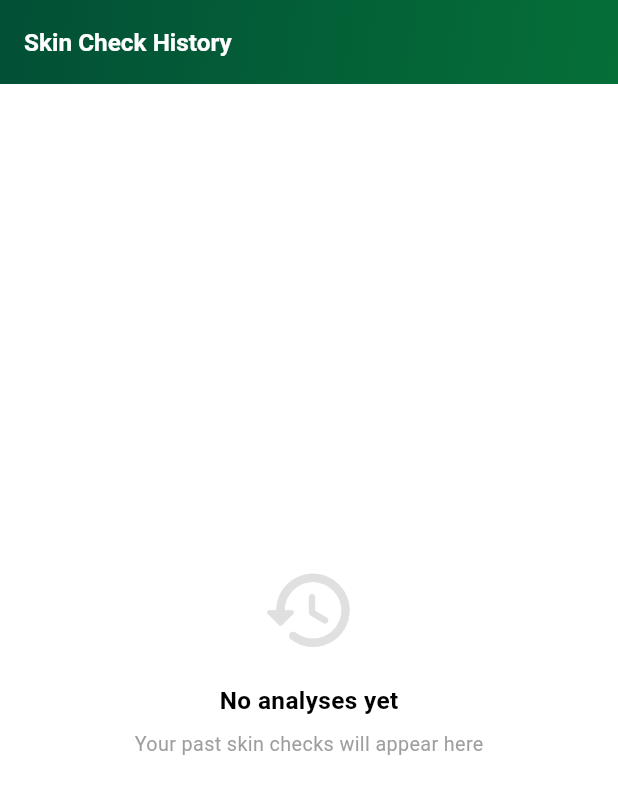
After one commit to Noctambulist007/Sheba_AI, a Flutter app: the screen it shows after launch, item 4 of the bottom bar chosen, after a tap on the "history" icon, on a phone screen of 412 x 824 dp. The commit adds this screen. Shown: the top 794 px of the screen. Run offline on Flutter 3.47's test engine with Material 3 defaults, Android fonts, the phone set to English and light mode, and no system bars; our stand-ins replace carousel_slider, dio, flutter_animate, flutter_form_builder, flutter_local_notifications, flutter_onboarding_slider and 18 more; missing offline and left inert: platform_info, simple_ripple_animation; accounts and stored records are empty; network calls fail; Roboto replaces fonts that are missing (SF Pro); project files that could hold a hidden picture were left out.

Commit message:
Skin Test History

```diff
--- a/lib/data/datasource/local/database_helper.dart
+++ b/lib/data/datasource/local/database_helper.dart
@@ -1,6 +1,7 @@
 import 'package:sqflite/sqflite.dart';
 import 'package:path/path.dart';
 import 'package:sheba_ai/data/model/reminder_model.dart';
+import 'package:sheba_ai/data/model/skin_analysis_record.dart';
 
 class DatabaseHelper {
   static final DatabaseHelper _instance = DatabaseHelper._internal();
@@ -20,8 +21,9 @@ class DatabaseHelper {
     String path = join(await getDatabasesPath(), 'reminders.db');
     return await openDatabase(
       path,
-      version: 1,
+      version: 2,
       onCreate: _onCreate,
+      onUpgrade: _onUpgrade,
     );
   }
 
@@ -37,6 +39,33 @@ class DatabaseHelper {
         isEnabled INTEGER
       )
     ''');
+    await db.execute('''
+      CREATE TABLE skin_analysis_history(
+        id TEXT PRIMARY KEY,
+        imagePath TEXT,
+        analysis TEXT NOT NULL,
+        confidence TEXT,
+        summary TEXT,
+        severity TEXT,
+        analyzedAt TEXT NOT NULL
+      )
+    ''');
+  }
+
+  Future<void> _onUpgrade(Database db, int oldVersion, int newVersion) async {
+    if (oldVersion < 2) {
+      await db.execute('''
+        CREATE TABLE skin_analysis_history(
+          id TEXT PRIMARY KEY,
+          imagePath TEXT,
+          analysis TEXT NOT NULL,
+          confidence TEXT,
+          summary TEXT,
+          severity TEXT,
+          analyzedAt TEXT NOT NULL
+        )
+      ''');
+    }
   }
 
   Future<int> insertReminder(ReminderModel reminder) async {
@@ -74,4 +103,31 @@ class DatabaseHelper {
       whereArgs: [id],
     );
   }
+
+  Future<int> insertSkinAnalysisRecord(SkinAnalysisRecord record) async {
+    Database db = await database;
+    return await db.insert(
+      'skin_analysis_history',
+      record.toMap(),
+      conflictAlgorithm: ConflictAlgorithm.replace,
+    );
+  }
+
+  Future<List<SkinAnalysisRecord>> getSkinAnalysisHistory() async {
+    Database db = await database;
+    final List<Map<String, dynamic>> maps = await db.query(
+      'skin_analysis_history',
+      orderBy: 'analyzedAt DESC',
+    );
+    return maps.map((m) => SkinAnalysisRecord.fromMap(m)).toList();
+  }
+
+  Future<int> deleteSkinAnalysisRecord(String id) async {
+    Database db = await database;
+    return await db.delete(
+      'skin_analysis_history',
+      where: 'id = ?',
+      whereArgs: [id],
+    );
+  }
 }
--- /dev/null
+++ b/lib/data/model/skin_analysis_record.dart
@@ -0,0 +1,55 @@
+import 'package:sheba_ai/domain/model/skin_analysis/skin_analysis_result.dart';
+
+class SkinAnalysisRecord {
+  final String id;
+  final String? imagePath;
+  final String analysis;
+  final String? confidence;
+  final String? summary;
+  final String? severity;
+  final DateTime analyzedAt;
+
+  SkinAnalysisRecord({
+    required this.id,
+    this.imagePath,
+    required this.analysis,
+    this.confidence,
+    this.summary,
+    this.severity,
+    required this.analyzedAt,
+  });
+
+  Map<String, dynamic> toMap() {
+    return {
+      'id': id,
+      'imagePath': imagePath,
+      'analysis': analysis,
+      'confidence': confidence,
+      'summary': summary,
+      'severity': severity,
+      'analyzedAt': analyzedAt.toIso8601String(),
+    };
+  }
+
+  factory SkinAnalysisRecord.fromMap(Map<String, dynamic> map) {
+    return SkinAnalysisRecord(
+      id: map['id'],
+      imagePath: map['imagePath'],
+      analysis: map['analysis'],
+      confidence: map['confidence'],
+      summary: map['summary'],
+      severity: map['severity'],
+      analyzedAt: DateTime.parse(map['analyzedAt']),
+    );
+  }
+
+  SkinAnalysisResult toResult() {
+    return SkinAnalysisResult(
+      analysis: analysis,
+      confidence: confidence,
+      summary: summary,
+      severity: severity,
+      analyzedAt: analyzedAt,
+    );
+  }
+}
--- /dev/null
+++ b/lib/presentation/screen/skin_analysis/history/notifier/provider.dart
@@ -0,0 +1,9 @@
+import 'package:flutter_riverpod/flutter_riverpod.dart';
+import 'package:sheba_ai/data/datasource/local/database_helper.dart';
+import 'package:sheba_ai/presentation/screen/skin_analysis/history/notifier/skin_analysis_history_notifier.dart';
+import 'package:sheba_ai/presentation/screen/skin_analysis/history/state/skin_analysis_history_ui_state.dart';
+
+final skinAnalysisHistoryNotifierProvider = StateNotifierProvider<
+    SkinAnalysisHistoryNotifier, SkinAnalysisHistoryUiState>(
+  (ref) => SkinAnalysisHistoryNotifier(DatabaseHelper()),
+);
--- /dev/null
+++ b/lib/presentation/screen/skin_analysis/history/notifier/skin_analysis_history_notifier.dart
@@ -0,0 +1,26 @@
+import 'package:flutter_riverpod/flutter_riverpod.dart';
+import 'package:sheba_ai/data/datasource/local/database_helper.dart';
+import 'package:sheba_ai/presentation/screen/skin_analysis/history/state/skin_analysis_history_ui_state.dart';
+
+class SkinAnalysisHistoryNotifier
+    extends StateNotifier<SkinAnalysisHistoryUiState> {
+  final DatabaseHelper _dbHelper;
+
+  SkinAnalysisHistoryNotifier(this._dbHelper)
+      : super(const SkinAnalysisHistoryInitial());
+
+  Future<void> loadHistory() async {
+    state = const SkinAnalysisHistoryLoading();
+    try {
+      final records = await _dbHelper.getSkinAnalysisHistory();
+      state = SkinAnalysisHistoryLoaded(records: records);
+    } catch (e) {
+      state = SkinAnalysisHistoryError(e.toString());
+    }
+  }
+
+  Future<void> deleteRecord(String id) async {
+    await _dbHelper.deleteSkinAnalysisRecord(id);
+    await loadHistory();
+  }
+}
--- /dev/null
+++ b/lib/presentation/screen/skin_analysis/history/skin_analysis_history_screen.dart
@@ -0,0 +1,137 @@
+import 'package:flutter/material.dart';
+import 'package:flutter_riverpod/flutter_riverpod.dart';
+import 'package:flutter_screenutil/flutter_screenutil.dart';
+import 'package:sheba_ai/data/model/skin_analysis_record.dart';
+import 'package:sheba_ai/presentation/screen/skin_analysis/history/notifier/provider.dart';
+import 'package:sheba_ai/presentation/screen/skin_analysis/history/state/skin_analysis_history_ui_state.dart';
+import 'package:sheba_ai/presentation/screen/skin_analysis/history/widget/skin_analysis_history_item.dart';
+import 'package:sheba_ai/presentation/theme/color.dart';
+import 'package:sheba_ai/presentation/util/routes.dart';
+import 'package:sheba_ai/presentation/widget/custom_gradient_app_bar.dart';
+
+class SkinAnalysisHistoryScreen extends ConsumerStatefulWidget {
+  const SkinAnalysisHistoryScreen({super.key});
+
+  @override
+  ConsumerState<SkinAnalysisHistoryScreen> createState() =>
+      _SkinAnalysisHistoryScreenState();
+}
+
+class _SkinAnalysisHistoryScreenState
+    extends ConsumerState<SkinAnalysisHistoryScreen> {
+  @override
+  void initState() {
+    super.initState();
+    Future.microtask(
+      () => ref.read(skinAnalysisHistoryNotifierProvider.notifier).loadHistory(),
+    );
+  }
+
+  void _onDelete(String id) async {
+    final confirmed = await showDialog<bool>(
+      context: context,
+      builder: (context) => AlertDialog(
+        title: const Text('Delete Record'),
+        content: const Text('Remove this skin analysis from history?'),
+        actions: [
+          TextButton(
+            onPressed: () => Navigator.pop(context, false),
+            child: const Text('Cancel'),
+          ),
+          TextButton(
+            onPressed: () => Navigator.pop(context, true),
+            child: Text('Delete', style: TextStyle(color: AppColors.error)),
+          ),
+        ],
+      ),
+    );
+    if (confirmed == true) {
+      ref
+          .read(skinAnalysisHistoryNotifierProvider.notifier)
+          .deleteRecord(id);
+    }
+  }
+
+  void _onTap(SkinAnalysisRecord record) {
+    Navigator.pushNamed(
+      context,
+      Routes.skinAnalysisHistoryDetail,
+      arguments: record,
+    );
+  }
+
+  @override
+  Widget build(BuildContext context) {
+    final state = ref.watch(skinAnalysisHistoryNotifierProvider);
+
+    return Scaffold(
+      backgroundColor: AppColors.background,
+      appBar: const CustomGradientAppBar(title: 'Skin Check History'),
+      body: switch (state) {
+        SkinAnalysisHistoryLoading() => const Center(
+            child: CircularProgressIndicator(),
+          ),
+        SkinAnalysisHistoryError(:final message) => Center(
+            child: Padding(
+              padding: EdgeInsets.all(24.w),
+              child: Text(
+                message,
+                textAlign: TextAlign.center,
+                style: TextStyle(color: AppColors.error),
+              ),
+            ),
+          ),
+        SkinAnalysisHistoryLoaded(:final records) when records.isEmpty =>
+          _EmptyHistory(),
+        SkinAnalysisHistoryLoaded(:final records) => ListView.builder(
+            padding: EdgeInsets.symmetric(vertical: 12.h),
+            itemCount: records.length,
+            itemBuilder: (context, index) {
+              final record = records[index];
+              return SkinAnalysisHistoryItem(
+                record: record,
+                onTap: () => _onTap(record),
+                onDelete: () => _onDelete(record.id),
+              );
+            },
+          ),
+        _ => const SizedBox.shrink(),
+      },
+    );
+  }
+}
+
+class _EmptyHistory extends StatelessWidget {
+  @override
+  Widget build(BuildContext context) {
+    return Center(
+      child: Column(
+        mainAxisAlignment: MainAxisAlignment.center,
+        children: [
+          Icon(
+            Icons.history_rounded,
+            size: 64.sp,
+            color: AppColors.gray300,
+          ),
+          SizedBox(height: 16.h),
+          Text(
+            'No analyses yet',
+            style: TextStyle(
+              fontSize: 16.sp,
+              fontWeight: FontWeight.w600,
+              color: AppColors.grayscaleTextTitle,
+            ),
+          ),
+          SizedBox(height: 8.h),
+          Text(
+            'Your past skin checks will appear here',
+            style: TextStyle(
+              fontSize: 13.sp,
+              color: AppColors.gray500,
+            ),
+          ),
+        ],
+      ),
+    );
+  }
+}
--- /dev/null
+++ b/lib/presentation/screen/skin_analysis/history/state/skin_analysis_history_ui_state.dart
@@ -0,0 +1,23 @@
+import 'package:sheba_ai/data/model/skin_analysis_record.dart';
+
+sealed class SkinAnalysisHistoryUiState {
+  const SkinAnalysisHistoryUiState();
+}
+
+class SkinAnalysisHistoryInitial extends SkinAnalysisHistoryUiState {
+  const SkinAnalysisHistoryInitial();
+}
+
+class SkinAnalysisHistoryLoading extends SkinAnalysisHistoryUiState {
+  const SkinAnalysisHistoryLoading();
+}
+
+class SkinAnalysisHistoryLoaded extends SkinAnalysisHistoryUiState {
+  final List<SkinAnalysisRecord> records;
+  const SkinAnalysisHistoryLoaded({required this.records});
+}
+
+class SkinAnalysisHistoryError extends SkinAnalysisHistoryUiState {
+  final String message;
+  const SkinAnalysisHistoryError(this.message);
+}
--- a/lib/presentation/screen/skin_analysis/skin_analysis_screen.dart
+++ b/lib/presentation/screen/skin_analysis/skin_analysis_screen.dart
@@ -11,6 +11,7 @@ import 'package:sheba_ai/presentation/screen/skin_analysis/widget/image_preview_
 import 'package:sheba_ai/presentation/screen/skin_analysis/widget/image_source_dialog.dart';
 import 'package:sheba_ai/presentation/screen/skin_analysis/widget/upload_prompt_section.dart';
 import 'package:sheba_ai/presentation/theme/color.dart';
+import 'package:sheba_ai/presentation/util/routes.dart';
 import 'package:sheba_ai/presentation/util/toast_helper.dart';
 import 'package:sheba_ai/presentation/widget/custom_gradient_app_bar.dart';
 
@@ -66,7 +67,17 @@ class _SkinAnalysisScreenState extends ConsumerState<SkinAnalysisScreen> {
 
     return Scaffold(
       backgroundColor: AppColors.background,
-      appBar: const CustomGradientAppBar(title: 'Skin Check'),
+      appBar: CustomGradientAppBar(
+        title: 'Skin Check',
+        customActions: [
+          IconButton(
+            icon: const Icon(Icons.history_rounded, color: Colors.white),
+            tooltip: 'History',
+            onPressed: () =>
+                Navigator.pushNamed(context, Routes.skinAnalysisHistory),
+          ),
+        ],
+      ),
       body: SingleChildScrollView(
         physics: const AlwaysScrollableScrollPhysics(),
         child: Column(
--- a/lib/presentation/util/routes.dart
+++ b/lib/presentation/util/routes.dart
@@ -15,6 +15,8 @@ import 'package:sheba_ai/presentation/screen/profile/profile_screen.dart';
 import 'package:sheba_ai/presentation/screen/reminder/reminder_screen.dart';
 import 'package:sheba_ai/presentation/screen/splash/splash_screen.dart';
 import 'package:sheba_ai/presentation/screen/store/medicine_details_screen.dart';
+import 'package:sheba_ai/presentation/screen/skin_analysis/history/skin_analysis_history_detail_screen.dart';
+import 'package:sheba_ai/presentation/screen/skin_analysis/history/skin_analysis_history_screen.dart';
 import 'package:sheba_ai/presentation/screen/skin_analysis/skin_analysis_screen.dart';
 import 'package:sheba_ai/presentation/screen/store/store_screen.dart';
 
@@ -32,6 +34,8 @@ class Routes {
   static const String chat = 'chat';
   static const String reminder = 'reminder';
   static const String skinAnalysis = 'skinAnalysis';
+  static const String skinAnalysisHistory = 'skinAnalysisHistory';
+  static const String skinAnalysisHistoryDetail = 'skinAnalysisHistoryDetail';
   static const String profile = 'profile';
   static const String cart = 'cart';
   static const String checkout = 'checkout';
@@ -67,6 +71,10 @@ class Routes {
             return const ReminderScreen();
           case skinAnalysis:
             return const SkinAnalysisScreen();
+          case skinAnalysisHistory:
+            return const SkinAnalysisHistoryScreen();
+          case skinAnalysisHistoryDetail:
+            return const SkinAnalysisHistoryDetailScreen();
           case profile:
             return const ProfileScreen();
           case cart:
```
Also changed, not shown: lib/presentation/screen/skin_analysis/history/skin_analysis_history_detail_screen.dart (added, +42 -0 lines), lib/presentation/screen/skin_analysis/history/widget/skin_analysis_history_item.dart (added, +167 -0 lines), lib/presentation/screen/skin_analysis/notifier/skin_analysis_notifier.dart (+14 -0 lines).
